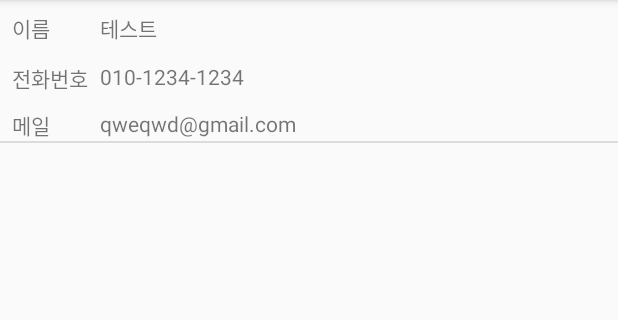
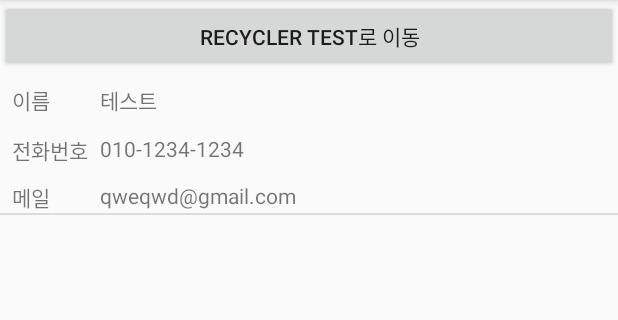
Before and after one commit to JunpilPark/SampleCode-Android, an Android app: the screen it shows after launch (MainActivity), on a phone screen of 412 x 824 dp, the part 84-404 px from its top. Run offline under Robolectric (Android 15) with nearby library versions, the phone set to English and light mode, and no system bars.

Commit message:
RecyclerView 테스트 Activity 추가, 관련 소스 코드 추가

```diff
--- a/ListViewTest/app/build.gradle
+++ b/ListViewTest/app/build.gradle
@@ -27,4 +27,5 @@ dependencies {
     androidTestImplementation 'com.android.support.test.espresso:espresso-core:3.0.2'
     implementation 'org.jetbrains:annotations-java5:15.0'
     implementation 'com.android.support:support-annotations:28.0.0'
+    implementation 'com.android.support:recyclerview-v7:28.0.0'
 }
--- a/ListViewTest/app/src/main/AndroidManifest.xml
+++ b/ListViewTest/app/src/main/AndroidManifest.xml
@@ -16,6 +16,7 @@
                 <category android:name="android.intent.category.LAUNCHER"/>
             </intent-filter>
         </activity>
-
+        <activity android:name=".RecyclerViewTestActivity">
+        </activity>
     </application>
 </manifest>
--- a/ListViewTest/app/src/main/java/com/sample/listview/MainActivity.java
+++ b/ListViewTest/app/src/main/java/com/sample/listview/MainActivity.java
@@ -1,10 +1,12 @@
 package com.sample.listview;
 
+import android.content.Intent;
 import android.os.Bundle;
 import android.support.annotation.Nullable;
 import android.support.v7.app.AppCompatActivity;
 import android.view.View;
 import android.widget.Adapter;
+import android.widget.AdapterView;
 import android.widget.Button;
 import android.widget.ListAdapter;
 import android.widget.ListView;
@@ -26,6 +28,14 @@ public class MainActivity extends AppCompatActivity {
         userAdapter.addUser(user);
         listViewUser.setAdapter(userAdapter);
 
+        Button btnMoveRecyclerTest = findViewById(R.id.btn_move_recycler_test);
+        btnMoveRecyclerTest.setOnClickListener(new View.OnClickListener() {
+            @Override
+            public void onClick(View v) {
+                Intent intent = new Intent(getBaseContext(), RecyclerViewTestActivity.class);
+                startActivity(intent);
+            }
+        });
     }
 
 }
--- a/ListViewTest/app/src/main/java/com/sample/listview/UserAdapter.java
+++ b/ListViewTest/app/src/main/java/com/sample/listview/UserAdapter.java
@@ -19,7 +19,7 @@ public class UserAdapter extends BaseAdapter {
         this.context = context;
     }
 
-    UserAdapter(ArrayList userList) {
+    UserAdapter(Context context, ArrayList userList) {
         this.userList = userList;
         this.context = context;
     }
--- a/ListViewTest/app/src/main/java/com/sample/listview/model/User.java
+++ b/ListViewTest/app/src/main/java/com/sample/listview/model/User.java
@@ -1,10 +1,10 @@
 package com.sample.listview.model;
 
 public class User {
-    String id;
-    String name;
-    String email;
-    String mobile;
+    private String id;
+    private String name;
+    private String email;
+    private String mobile;
 
     public User(String id, String name, String email, String mobile) {
         this.id = id;
--- a/ListViewTest/app/src/main/res/layout/main_activity.xml
+++ b/ListViewTest/app/src/main/res/layout/main_activity.xml
@@ -2,6 +2,13 @@
 <LinearLayout xmlns:android="http://schemas.android.com/apk/res/android"
     android:orientation="vertical" android:layout_width="match_parent"
     android:layout_height="match_parent">
+    <Button
+        android:id="@+id/btn_move_recycler_test"
+        android:layout_width="match_parent"
+        android:layout_height="wrap_content"
+        android:text="Recycler Test로 이동">
+    </Button>
+
     <ListView
         android:id="@+id/list_user"
         android:layout_width="match_parent"
```
Also changed, not shown: ListViewTest/app/src/main/java/com/sample/listview/RecyclerViewTestActivity.java (added, +35 -0 lines), ListViewTest/app/src/main/java/com/sample/listview/UserRecyclerAdapter.java (added, +72 -0 lines), ListViewTest/app/src/main/res/layout/recycler_test_activity.xml (added, +13 -0 lines).
